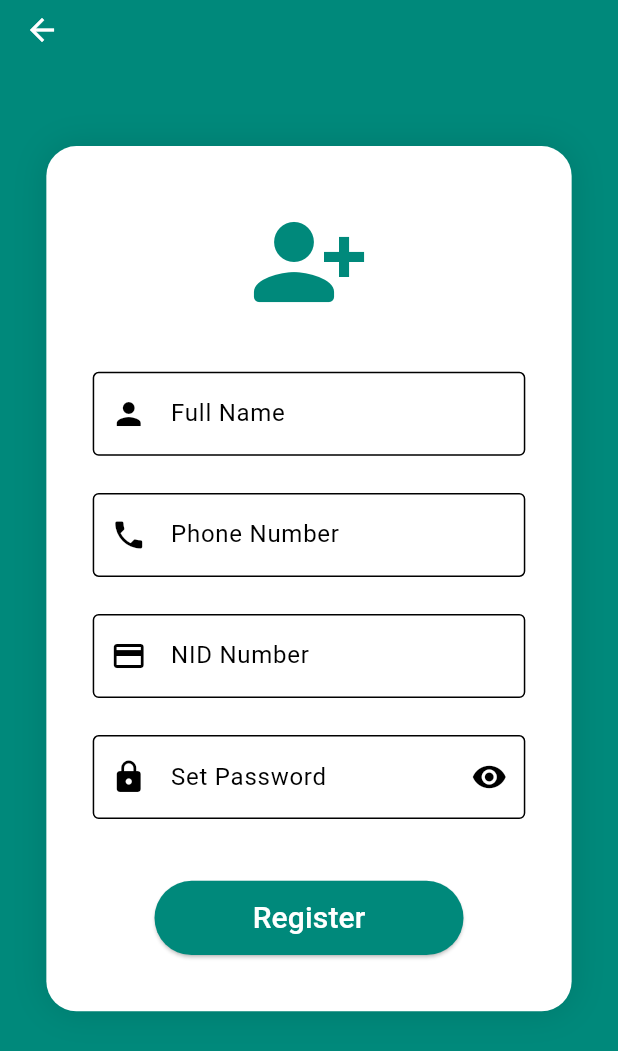
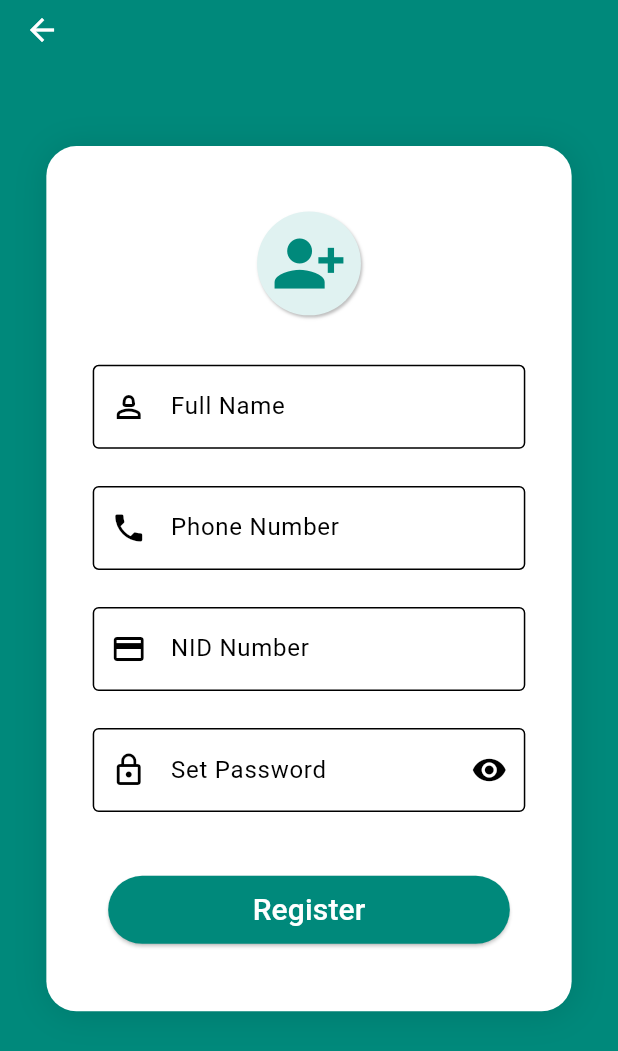
Before and after one commit to TahsinShimanto/Ticket_Kini, a Flutter app: the screen it shows after launch, after a tap on "Login", after a tap on "Sign Up", on a phone screen of 412 x 824 dp. Shown: the top 1051 px of the screen. Run offline on Flutter 3.47's test engine with Material 3 defaults, Android fonts, the phone set to English and light mode, and no system bars; our stand-ins replace cloud_firestore, firebase_auth, firebase_core, qr_flutter; accounts and stored records are empty.

Commit message:
small ui improve of my part

```diff
--- a/lib/change_password.dart
+++ b/lib/change_password.dart
@@ -25,7 +25,7 @@ class _ChangePasswordState extends State<ChangePassword> {
       appBar: AppBar(
         backgroundColor: Color(0xFFFAFAFA),
         centerTitle: true,
-        title: Text('Change Password',style: TextStyle(fontSize: 30,fontWeight: FontWeight.bold,color: Color(0xFF00897B),),),
+        title: Text('Change Password',style: TextStyle(fontSize: 25,fontWeight: FontWeight.bold,color: Color(0xFF00897B),),),
       ),
 
       body: SafeArea(
@@ -74,7 +74,7 @@ class _ChangePasswordState extends State<ChangePassword> {
                         controller: confirmPassController,
                         obscureText: obsecureConfirmPass,
                         decoration: InputDecoration(
-                            prefixIcon: Icon(Icons.sticky_note_2_rounded),
+                            prefixIcon: Icon(Icons.lock_reset_outlined),
                             suffixIcon: IconButton(onPressed: (){
                               setState(() {
                                 obsecureConfirmPass = !obsecureConfirmPass;
--- a/lib/log_out.dart
+++ b/lib/log_out.dart
@@ -20,7 +20,7 @@ class _LogOutState extends State<LogOut> {
       appBar: AppBar(
         backgroundColor: Color(0xFFFAFAFA),
         centerTitle: true,
-        title: Text('Log Out',style: TextStyle(fontSize: 30,fontWeight: FontWeight.bold,color: Color(0xFF00897B),),),
+        title: Text('Log Out',style: TextStyle(fontSize: 25,fontWeight: FontWeight.bold,color: Color(0xFF00897B),),),
       ),
 
       body: SafeArea(
--- a/lib/login_screen.dart
+++ b/lib/login_screen.dart
@@ -35,7 +35,7 @@ class _LoginScreenState extends State<LoginScreen> {
                         color: Colors.white,
                         borderRadius: BorderRadius.circular(20),
                         boxShadow: [
-                          BoxShadow(color: Colors.black12),
+                          BoxShadow(color: Colors.black12,blurRadius: 20,offset: Offset(1, 1.5)),
                         ]
                     ),
                     child: Form(
@@ -43,7 +43,18 @@ class _LoginScreenState extends State<LoginScreen> {
                       child: Column(
                         mainAxisAlignment: MainAxisAlignment.center,
                         children: [
-                          Icon(Icons.account_circle_rounded,size: 80,color: Color(0xFF00897B),),
+                          Container(
+                            width: screenWidth*0.185,
+                            height: screenHeight*0.084,
+                            decoration: BoxDecoration(
+                              color: Color(0xFFE0F2F1),
+                              shape: BoxShape.circle,
+                              boxShadow: [
+                                BoxShadow(color: Colors.black26,blurRadius: 1,offset: Offset(1, 1.5))
+                              ]
+                            ),
+                            child: Icon(Icons.person,size: 60,color: Color(0xFF00897B),),
+                          ),
                           SizedBox(height: screenHeight*0.05),
 
                           SizedBox(
@@ -75,7 +86,7 @@ class _LoginScreenState extends State<LoginScreen> {
                               controller: passwordController,
                               obscureText: obsecure,
                               decoration: InputDecoration(
-                                  prefixIcon: Icon(Icons.lock),
+                                  prefixIcon: Icon(Icons.lock_outline),
                                   suffixIcon: IconButton(onPressed: (){
                                     setState(() {
                                       obsecure = !obsecure;
@@ -131,7 +142,8 @@ class _LoginScreenState extends State<LoginScreen> {
                           },
                               style: ElevatedButton.styleFrom(
                                   backgroundColor: Color(0xFF00897B),
-                                  minimumSize: Size(screenWidth*0.5, screenHeight*0.06),
+                                  shadowColor: Colors.black,
+                                  minimumSize: Size(screenWidth*0.65, screenHeight*0.055),
                                   shape: RoundedRectangleBorder(
                                       borderRadius: BorderRadius.circular(25)
                                   )
--- a/lib/sign_up_page.dart
+++ b/lib/sign_up_page.dart
@@ -44,7 +44,7 @@ class _SignUpPageState extends State<SignUpPage> {
                     color: Colors.white,
                     borderRadius: BorderRadius.circular(20),
                     boxShadow: [
-                      BoxShadow(color: Colors.black12,blurRadius: 20),
+                      BoxShadow(color: Colors.black12,blurRadius: 20,offset: Offset(1, 1.5)),
                     ]
                 ),
                 child: Form(
@@ -52,7 +52,19 @@ class _SignUpPageState extends State<SignUpPage> {
                   child: Column(
                     mainAxisAlignment: MainAxisAlignment.center,
                     children: [
-                      Icon(Icons.person_add_alt_1_rounded,color: Color(0xFF00897B),size: 80,),
+                      Container(
+                        width: screenWidth*0.185,
+                        height: screenHeight*0.084,
+                        decoration: BoxDecoration(
+                            color: Color(0xFFE0F2F1),
+                            shape: BoxShape.circle,
+                            boxShadow: [
+                              BoxShadow(color: Colors.black26,blurRadius: 1,offset: Offset(1, 1.5))
+                            ]
+                        ),
+                        child: Icon(Icons.person_add_alt_1,size: 50,color: Color(0xFF00897B),),
+                      ),
+
                       SizedBox(height: screenHeight*0.04),
 
                       SizedBox(
@@ -60,7 +72,7 @@ class _SignUpPageState extends State<SignUpPage> {
                         child: TextFormField(
                           controller: nameController,
                           decoration: InputDecoration(
-                              prefixIcon: Icon(Icons.person),
+                              prefixIcon: Icon(Icons.person_2_outlined),
                               border: OutlineInputBorder(),
                               labelText: 'Full Name'
                           ),
@@ -156,7 +168,7 @@ class _SignUpPageState extends State<SignUpPage> {
                           controller: passwordController,
                           obscureText: obsecure,
                           decoration: InputDecoration(
-                              prefixIcon: Icon(Icons.lock),
+                              prefixIcon: Icon(Icons.lock_outline),
                               suffixIcon: IconButton(onPressed: (){
                                 setState(() {
                                   obsecure = !obsecure;
@@ -213,8 +225,9 @@ class _SignUpPageState extends State<SignUpPage> {
                           }
                       },
                           style: ElevatedButton.styleFrom(
+                            shadowColor: Colors.black,
                               backgroundColor: Color(0xFF00897B),
-                              minimumSize: Size(screenWidth*0.5, screenHeight*0.06),
+                              minimumSize: Size(screenWidth*0.65, screenHeight*0.055),
                               shape: RoundedRectangleBorder(
                                   borderRadius: BorderRadius.circular(25)
                               )
```
Also changed, not shown: lib/home_page.dart (+12 -7 lines), lib/my_account.dart (+10 -8 lines).
